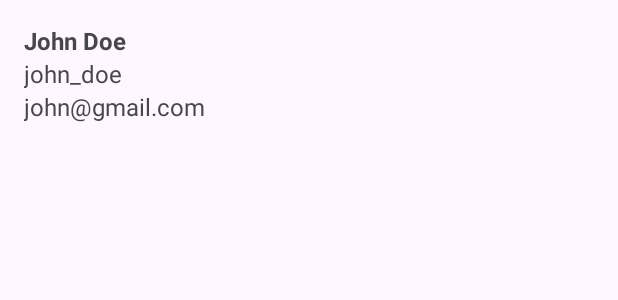
After one commit to martin-ngigi/UserMVVMkt, an Android app: the layout item_user.xml on its own in the app's theme, with its tools: preview values and no code run, on a phone screen of 412 x 824 dp. The commit adds this screen. Shown: the top 300 px of the screen. Run offline under Robolectric (Android 15) with nearby library versions, the phone set to English and light mode, and no system bars.

Commit message:
Get all users

```diff
--- a/app/build.gradle.kts
+++ b/app/build.gradle.kts
@@ -44,4 +44,10 @@ dependencies {
     testImplementation("junit:junit:4.13.2")
     androidTestImplementation("androidx.test.ext:junit:1.1.5")
     androidTestImplementation("androidx.test.espresso:espresso-core:3.5.1")
+
+    implementation("com.squareup.retrofit2:retrofit:2.9.0")
+    implementation("com.squareup.retrofit2:converter-gson:2.9.0")
+    implementation("androidx.recyclerview:recyclerview:1.3.2")
+    implementation("androidx.recyclerview:recyclerview-selection:1.1.0")
+
 }
--- a/app/src/main/AndroidManifest.xml
+++ b/app/src/main/AndroidManifest.xml
@@ -1,6 +1,9 @@
 <?xml version="1.0" encoding="utf-8"?>
 <manifest xmlns:android="http://schemas.android.com/apk/res/android"
     xmlns:tools="http://schemas.android.com/tools">
+
+    <!-- Add internet permission -->
+    <uses-permission android:name="android.permission.INTERNET"/>
 
     <application
         android:allowBackup="true"
--- /dev/null
+++ b/app/src/main/res/layout/item_user.xml
@@ -0,0 +1,34 @@
+<?xml version="1.0" encoding="utf-8"?>
+<LinearLayout xmlns:android="http://schemas.android.com/apk/res/android"
+    android:layout_width="match_parent"
+    android:layout_height="wrap_content"
+    android:orientation="vertical"
+    android:padding="16dp"
+    >
+
+    <TextView
+        android:id="@+id/textViewName"
+        android:layout_width="wrap_content"
+        android:layout_height="wrap_content"
+        android:textSize="16sp"
+        android:text="John Doe"
+        android:textStyle="bold"/>
+
+    <TextView
+        android:id="@+id/textViewUsername"
+        android:layout_width="wrap_content"
+        android:layout_height="wrap_content"
+        android:textSize="16sp"
+        android:text="john_doe"
+        />
+
+
+    <TextView
+        android:id="@+id/textViewEmail"
+        android:layout_width="wrap_content"
+        android:layout_height="wrap_content"
+        android:textSize="16sp"
+        android:text="john@gmail.com"
+        />
+
+</LinearLayout>
```
Also changed, not shown: app/src/main/java/com/safiribytes/usermvvmkt/ApiService.kt (added, +10 -0 lines), app/src/main/java/com/safiribytes/usermvvmkt/MainActivity.kt (+49 -0 lines), app/src/main/java/com/safiribytes/usermvvmkt/User.kt (added, +33 -0 lines), app/src/main/java/com/safiribytes/usermvvmkt/UserAdapter.kt (added, +30 -0 lines), app/src/main/res/layout/activity_main.xml (+7 -8 lines).
